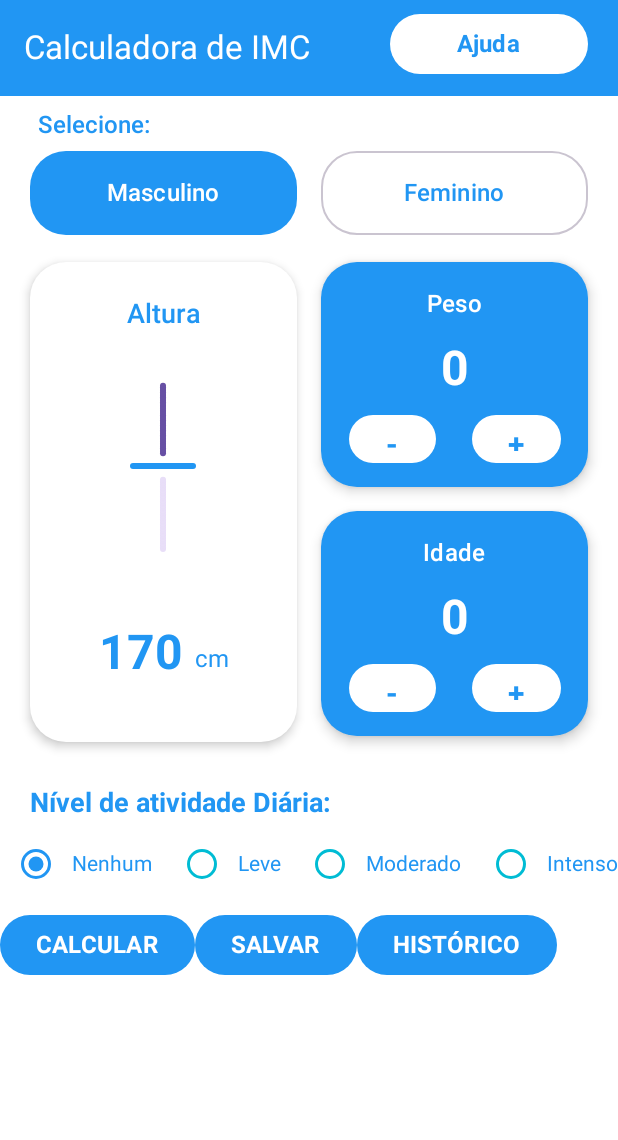
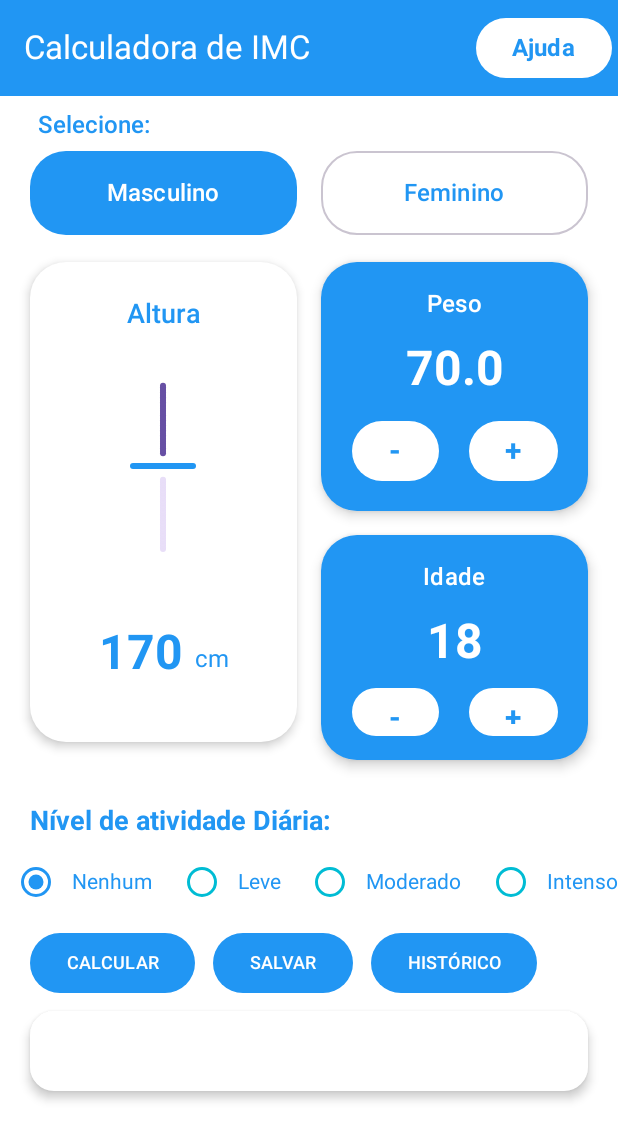
Before and after one commit to peixotots/calculadoraIMC, an Android app built with Jetpack Compose: the screen it shows after launch (MainActivity), after a tap on "Masculino", on a phone screen of 412 x 824 dp. Shown: the top 1140 px of the screen. Run offline under Robolectric (Android 15) with nearby library versions, the phone set to English and light mode, and no system bars; our stand-ins replace Room's generated code.

Commit message:
Novas alterações

```diff
--- a/app/src/main/java/com/example/calculadoradeimc/view/Home.kt
+++ b/app/src/main/java/com/example/calculadoradeimc/view/Home.kt
@@ -3,6 +3,7 @@ package com.example.calculadoradeimc.view
 import android.R.attr.enabled
 import androidx.compose.foundation.background
 import androidx.compose.foundation.clickable
+import androidx.compose.foundation.gestures.snapping.SnapPosition
 import androidx.compose.foundation.horizontalScroll
 import androidx.compose.foundation.layout.Arrangement
 import androidx.compose.foundation.layout.Box
@@ -22,6 +23,7 @@ import androidx.compose.material3.Button
 import androidx.compose.material3.ButtonDefaults
 import androidx.compose.material3.Card
 import androidx.compose.material3.CardDefaults
+import androidx.compose.material3.CenterAlignedTopAppBar
 import androidx.compose.material3.DropdownMenu
 import androidx.compose.material3.DropdownMenuItem
 import androidx.compose.material3.ExperimentalMaterial3Api
@@ -89,7 +91,7 @@ fun Home(viewModel: HomeViewModel, onNavigateToHistory: () -> Unit, onNavigateTo
    // Text(activityLevel.label)
 
     Scaffold(
-        topBar = {
+        topBar ={
             TopAppBar(
                 title = {
                     Text(text = "Calculadora de IMC")
@@ -97,14 +99,11 @@ fun Home(viewModel: HomeViewModel, onNavigateToHistory: () -> Unit, onNavigateTo
                 colors = TopAppBarDefaults.topAppBarColors(
                     containerColor = Blue,
                     titleContentColor = White
-                )
-            )
+                ),
+                actions ={
                     Button(
-                onClick = (onNavigateToHelp),
+                        onClick = onNavigateToHelp,
                         colors = ButtonDefaults.buttonColors(containerColor = White),
-                modifier = Modifier
-                    .fillMaxWidth()
-                    .padding(260.dp, 5.dp, 20.dp, 0.dp)
                     ) {
                         Text(
                             text = "Ajuda",
@@ -113,6 +112,26 @@ fun Home(viewModel: HomeViewModel, onNavigateToHistory: () -> Unit, onNavigateTo
                             fontWeight = FontWeight.Bold
                         )
                     }
+                    /*Button(
+                    onClick = (onNavigateToHelp),
+                    colors = ButtonDefaults.buttonColors(containerColor = White),
+
+                    modifier = Modifier
+                        .fillMaxWidth()
+
+                        .padding(260.dp, 15.dp, 20.dp, 0.dp),
+
+                    ) {
+                    Text(
+                        text = "Ajuda",
+                        fontSize = 16.sp,
+                        color = Blue,
+                        fontWeight = FontWeight.Bold
+                    )
+                }*/}
+
+            )
+
         }
     ) { paddingValues ->
 
@@ -162,24 +181,26 @@ fun Home(viewModel: HomeViewModel, onNavigateToHistory: () -> Unit, onNavigateTo
                 ){
                     CounterCard(
                         title = "Peso",
-                        value = weight.toIntOrNull() ?: 0,
+                        value = String.format(
+                            "%.1f",
+                            viewModel.weight.replace(",", ".").toFloatOrNull() ?: 70f
+                        ),
                         onIncrement = {
-                            viewModel.onWeightChange(
-                                (
-                                        weight.toFloatOrNull() ?: 0f + 1).toString()
-                            )
+                            val current = viewModel.weight.replace(",", ".").toFloatOrNull() ?: 70f
+                            val newValue = current + 0.5f   // ou 1f se quiser
+                            viewModel.onWeightChange(String.format("%.1f", newValue))
                         },
                         onDecrement = {
-                            viewModel.onWeightChange(
-                                (
-                                        weight.toFloatOrNull() ?: 0f + 1).coerceAtLeast(0f).toString()
+                            val current = viewModel.weight.replace(",", ".").toFloatOrNull() ?: 70f
+                            val newValue = (current - 0.5f).coerceAtLeast(0f)
+                            viewModel.onWeightChange(String.format("%.1f", newValue))
+                        }
                     )
-                        },
-                        modifier = Modifier.fillMaxWidth().height(150.dp)
-                    )
+
+
                     CounterCard(
                         title = "Idade",
-                        value = age.toIntOrNull() ?: 0,
+                        value =(viewModel.age.toIntOrNull() ?: 18).toString(),
                         onIncrement = { viewModel.onAgeChange(((age.toIntOrNull() ?: 0) + 1).toString()) },
                         onDecrement = { viewModel.onAgeChange(((age.toIntOrNull() ?: 0) - 1).coerceAtLeast(0).toString()) },
                         modifier = Modifier.fillMaxWidth().height(150.dp)
@@ -389,18 +410,21 @@ fun Home(viewModel: HomeViewModel, onNavigateToHistory: () -> Unit, onNavigateTo
 
             Row(
                 horizontalArrangement = Arrangement.SpaceBetween,
-                verticalAlignment = Alignment.CenterVertically
+                verticalAlignment = Alignment.CenterVertically,
+
             ){
                 Button(
                     onClick = { viewModel.onCalculate() },
                     colors = ButtonDefaults.buttonColors(containerColor = Blue),
+                    modifier = Modifier.padding(20.dp, 0.dp, 0.dp, 0.dp)
 
                 ) {
                     Text(
                         text = "CALCULAR",
-                        fontSize = 16.sp,
+                        fontSize = 12.sp,
                         color = White,
-                        fontWeight = FontWeight.Bold
+                        fontWeight = FontWeight.SemiBold,
+                        textAlign = TextAlign.Center
                     )
                 }
 
@@ -408,25 +432,30 @@ fun Home(viewModel: HomeViewModel, onNavigateToHistory: () -> Unit, onNavigateTo
                 Button(
                     onClick = { viewModel.saveCurrentMeasurement() },
                     colors = ButtonDefaults.buttonColors(containerColor = Blue),
+                    modifier = Modifier.padding(12.dp, 0.dp, 0.dp, 0.dp)
 
                 ) {
                     Text(
                         text = "SALVAR",
-                        fontSize = 16.sp,
+                        fontSize = 12.sp,
                         color = White,
-                        fontWeight = FontWeight.Bold
+                        textAlign = TextAlign.Center,
+                        fontWeight = FontWeight.SemiBold,
                         )
                 }
 
                 Button(
                     onClick = onNavigateToHistory,
                     colors = ButtonDefaults.buttonColors(containerColor = Blue),
+                    modifier = Modifier.padding(12.dp, 0.dp, 20.dp, 0.dp)
+
 
                 ) {
                     Text(text = "HISTÓRICO",
                         color = White,
-                        fontSize = 16.sp,
-                        fontWeight = FontWeight.Bold
+                        fontSize = 12.sp,
+                        textAlign = TextAlign.Center,
+                        fontWeight = FontWeight.SemiBold,
                          )
                 }
 
@@ -480,7 +509,7 @@ fun Home(viewModel: HomeViewModel, onNavigateToHistory: () -> Unit, onNavigateTo
                 )
             }*/
             //ALTERADO
-            val isWarning = !resultMessage.contains("Peso Normal", ignoreCase = true)
+          /*  val isWarning = !resultMessage.contains("Peso Normal", ignoreCase = true)
             val resultColor = if(isWarning){
                 Color(0xFFC62828)
             } else {
@@ -496,6 +525,12 @@ fun Home(viewModel: HomeViewModel, onNavigateToHistory: () -> Unit, onNavigateTo
                 modifier = Modifier
                     .fillMaxWidth()
                     .padding(10.dp)
+            )*/
+            ResultCard(
+                resultMessage = resultMessage,
+                modifier = Modifier
+                    .fillMaxWidth()
+                    .padding(horizontal = 20.dp, vertical = 8.dp)
             )
         }
 
@@ -574,7 +609,7 @@ fun InfoCard(
 @Composable
 fun CounterCard(
     title: String,
-    value: Int,
+    value: String,
     onIncrement: () -> Unit,
     onDecrement: () -> Unit,
     modifier: Modifier = Modifier
@@ -600,15 +635,16 @@ fun CounterCard(
            Spacer(Modifier.height(12.dp))
 
            Text(
-               text = value.toString(),
+               text = value,
                fontSize = 32.sp,
                fontWeight = FontWeight.Bold
            )
            Spacer(Modifier.height(12.dp))
 
            Row(
-               horizontalArrangement = Arrangement.spacedBy(24.dp),
+               horizontalArrangement = Arrangement.spacedBy(20.dp),
                verticalAlignment = Alignment.CenterVertically
+
            ){
                Button(
                    onClick = onDecrement,
@@ -732,14 +768,17 @@ fun HeightCard(
                 },
                 valueRange = 120f..220f,          // faixa de altura em cm
                 steps = 220 - 120 - 1,           // valores inteiros
-                modifier = Modifier
-                    .fillMaxWidth(30f)
-                    .height(150.dp)// altura visível do slider
+                modifier = Modifier.
+                height(150.dp)
+                    .width(400.dp)
+                    // altura visível do slider
                     .rotate(-90f),
                 colors = SliderDefaults.colors(
                     thumbColor = Blue,
                     activeTrackColor = White,
-                    inactiveTrackColor = White
+                    inactiveTrackColor = White,
+
+
 
                 )
             )
@@ -768,6 +807,40 @@ fun HeightCard(
     }
 }
 
+@Composable
+fun ResultCard(
+    resultMessage: String,
+    modifier: Modifier = Modifier
+) {
+    val isWarning = !resultMessage.contains("Peso Normal", ignoreCase = true)
+    val resultColor = if (isWarning) {
+        Color(0xFFC62828)          // vermelho
+    } else {
+        Color(0xFF63B654)          // azul
+    }
+
+    Card(
+        modifier = modifier,
+        colors = CardDefaults.cardColors(
+            containerColor = Color.White,
+            contentColor = resultColor      // cor do texto dentro do card
+        ),
+        shape = RoundedCornerShape(16.dp),
+        elevation = CardDefaults.cardElevation(defaultElevation = 4.dp)
+    ) {
+        Text(
+            text = resultMessage,
+            fontSize = 18.sp,
+            fontWeight = FontWeight.Bold,
+            textAlign = TextAlign.Center,
+            modifier = Modifier
+                .fillMaxWidth()
+                .padding(16.dp)
+        )
+    }
+}
+
+
 
 
 
--- a/app/src/main/java/com/example/calculadoradeimc/viewmodel/HomeViewModel.kt
+++ b/app/src/main/java/com/example/calculadoradeimc/viewmodel/HomeViewModel.kt
@@ -19,11 +19,11 @@ class HomeViewModel(
     var height by mutableStateOf("")
         private set
 
-    var weight by mutableStateOf("")
+    var weight by mutableStateOf("70.0")
         private set
 
     // novos estados expostos
-    var age by mutableStateOf("")
+    var age by mutableStateOf("18")
         private set
 
     var sex by mutableStateOf("")
```
Lines whose indentation alone changed are shown as unchanged.
